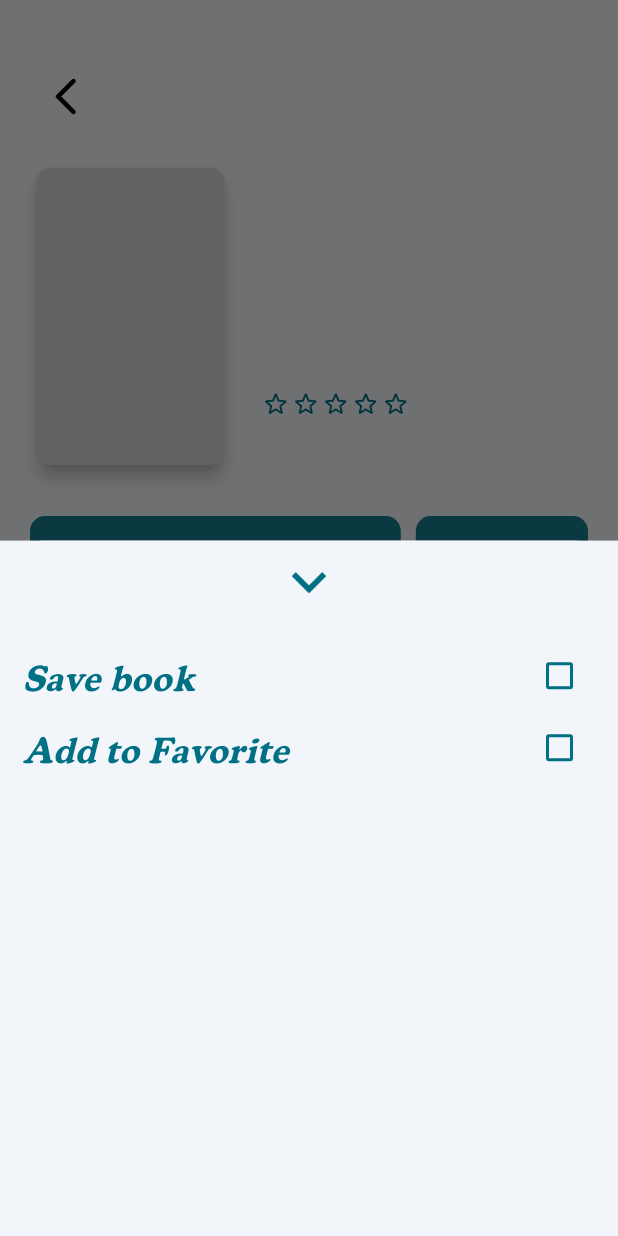
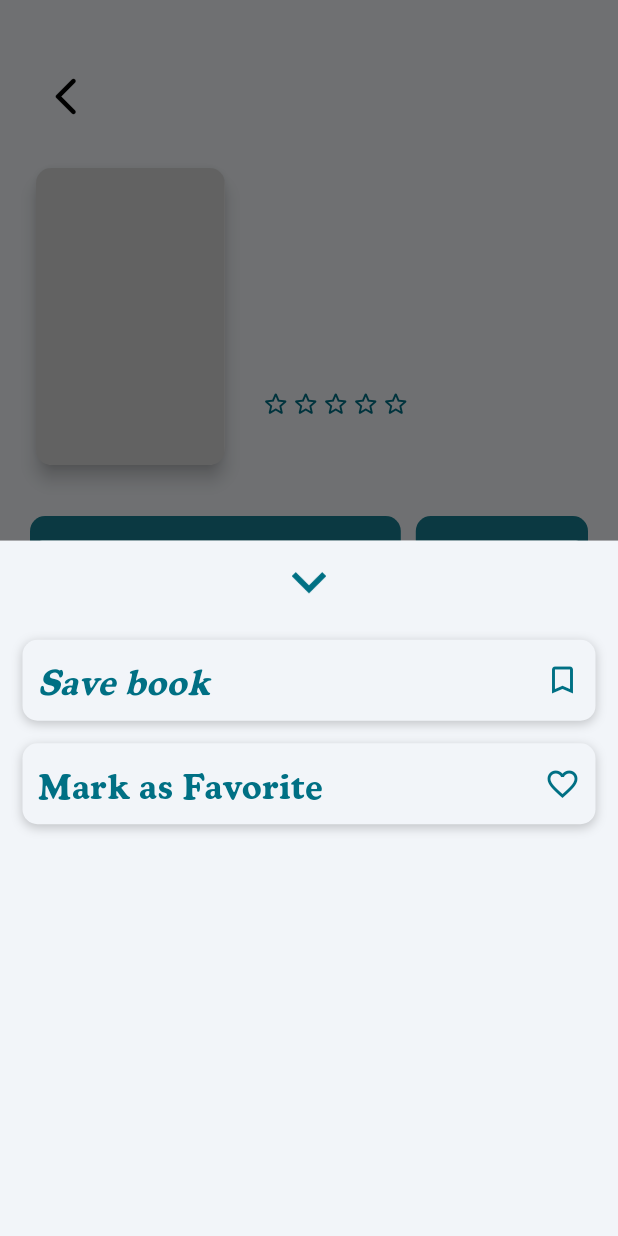
Before and after one commit to fat7i-alghareeb/book_store_app, a Flutter app: the DetailsScreen screen opened directly with empty values, after a tap on the "format list bulleted add" icon, on a phone screen of 412 x 824 dp. Run offline on Flutter 3.47's test engine with Material 3 defaults, Android fonts, the phone set to English and light mode, and no system bars; drawn by our look-alikes of cached_network_image, flutter_rating_bar; our stand-ins replace bloc, card_swiper, dartz, dio, flutter_bloc, font_awesome_flutter and 3 more; accounts and stored records are empty; network calls fail.

Commit message:
enhance the adding books ui

```diff
--- a/lib/Core/shared/widgets/books_list_view.dart
+++ b/lib/Core/shared/widgets/books_list_view.dart
@@ -1,3 +1,4 @@
+import 'package:book_app/Core/utils/functions/details_navigator.dart';
 import 'package:flutter/material.dart';
 
 import '../../domain/entities/book_entity.dart';
@@ -20,8 +21,13 @@ class BooksListViewWidget extends StatelessWidget {
         itemBuilder: (BuildContext context, int index) {
           return Padding(
             padding: const EdgeInsets.all(8.0),
-            child: CustomBookImage(
-              image: books[index].image!,
+            child: GestureDetector(
+              onTap: () {
+                navigateToDetails(context, books[index]);
+              },
+              child: CustomBookImage(
+                image: books[index].image!,
+              ),
             ),
           );
         },
--- a/lib/Core/themes.dart
+++ b/lib/Core/themes.dart
@@ -3,7 +3,7 @@ import 'package:flutter/material.dart';
 ///////////////////////////////////////////////////////////////////
 const lightMainColor = Color(0xFFF2F5F9);
 const lightSecondaryColor = Color(0xFF007084);
-const lightThirdlyColor = Color.fromARGB(255, 237, 237, 237);
+const lightThirdlyColor = Color.fromARGB(255, 0, 0, 0);
 ///////////////////////////////////////////////////////////////////
 const darkMainColor = Color(0xFF0F0F0F);
 const darkSecondaryColor = Color(0xFFF2F2F2);
--- a/lib/Core/utils/functions/check_cache.dart
+++ b/lib/Core/utils/functions/check_cache.dart
@@ -11,7 +11,7 @@ void checkCache() async {
     int savedTimestamp = box.getAt(0)!;
     var savedTime = DateTime.fromMillisecondsSinceEpoch(savedTimestamp);
     var currentTime = DateTime.now();
-    var difference = currentTime.difference(savedTime).inMinutes;
+    var difference = currentTime.difference(savedTime).inHours;
     if (difference >= 15) {
       Hive.box<BookEntity>(Constants.kFeaturedBox).clear();
       Hive.box<BookEntity>(Constants.kNewestBox).clear();
--- a/lib/Features/details/presentation/views/widgets/book_option_widget.dart
+++ b/lib/Features/details/presentation/views/widgets/book_option_widget.dart
@@ -5,6 +5,7 @@ import 'package:flutter/material.dart';
 import 'package:flutter/services.dart';
 import 'package:flutter_bloc/flutter_bloc.dart';
 import '../../../../../Core/utils/text_styles.dart';
+import 'bottom_sheet_body.dart';
 
 class BookOptionWidget extends StatelessWidget {
   const BookOptionWidget({
@@ -101,99 +102,3 @@ class BookOptionWidget extends StatelessWidget {
     );
   }
 }
-
-class BottomSheetBody extends StatefulWidget {
-  const BottomSheetBody({
-    super.key,
-    required this.book,
-  });
-  final BookEntity book;
-  @override
-  State<BottomSheetBody> createState() => _BottomSheetBodyState();
-}
-
-class _BottomSheetBodyState extends State<BottomSheetBody> {
-  late bool isSaved;
-  late bool isFavorite;
-  @override
-  void initState() {
-    isSaved = BlocProvider.of<AddBooksCubit>(context)
-        .checkIfExists(widget.book, Constants.kSavedBookBox);
-    isFavorite = BlocProvider.of<AddBooksCubit>(context)
-        .checkIfExists(widget.book, Constants.kFavoriteBooksBox);
-    super.initState();
-  }
-
-  @override
-  Widget build(BuildContext context) {
-    return Padding(
-      padding: const EdgeInsets.symmetric(vertical: 10.0, horizontal: 15),
-      child: Column(
-        children: [
-          Row(
-            mainAxisAlignment: MainAxisAlignment.spaceBetween,
-            children: [
-              Text(
-                "Save book",
-                style: Styles.textStyle24.copyWith(
-                  fontStyle: FontStyle.italic,
-                  color: Theme.of(context).colorScheme.secondary,
-                ),
-              ),
-              Checkbox(
-                side: BorderSide(
-                  color: Theme.of(context).colorScheme.secondary,
-                  width: 2,
-                ),
-                value: isSaved,
-                onChanged: (value) {
-                  if (isSaved) {
-                    BlocProvider.of<AddBooksCubit>(context)
-                        .removeFromSaved(widget.book);
-                  } else {
-                    BlocProvider.of<AddBooksCubit>(context)
-                        .addToSaved(widget.book);
-                  }
-                  setState(() {
-                    isSaved = value!;
-                  });
-                },
-              ),
-            ],
-          ),
-          Row(
-            mainAxisAlignment: MainAxisAlignment.spaceBetween,
-            children: [
-              Text(
-                "Add to Favorite",
-                style: Styles.textStyle24.copyWith(
-                  fontStyle: FontStyle.italic,
-                  color: Theme.of(context).colorScheme.secondary,
-                ),
-              ),
-              Checkbox(
-                side: BorderSide(
-                  color: Theme.of(context).colorScheme.secondary,
-                  width: 2,
-                ),
-                value: isFavorite,
-                onChanged: (value) {
-                  if (isFavorite) {
-                    BlocProvider.of<AddBooksCubit>(context)
-                        .removeFromFavorite(widget.book);
-                  } else {
-                    BlocProvider.of<AddBooksCubit>(context)
-                        .addToFavorite(widget.book);
-                  }
-                  setState(() {
-                    isFavorite = value!;
-                  });
-                },
-              ),
-            ],
-          ),
-        ],
-      ),
-    );
-  }
-}
--- /dev/null
+++ b/lib/Features/details/presentation/views/widgets/bottom_sheet_body.dart
@@ -0,0 +1,152 @@
+import 'package:flutter/material.dart';
+import 'package:flutter_bloc/flutter_bloc.dart';
+
+import '../../../../../Core/domain/entities/book_entity.dart';
+import '../../../../../Core/utils/text_styles.dart';
+import '../../../../../constants.dart';
+import '../../manger/cubit/add_books_cubit.dart';
+
+class BottomSheetBody extends StatefulWidget {
+  const BottomSheetBody({
+    super.key,
+    required this.book,
+  });
+  final BookEntity book;
+  @override
+  State<BottomSheetBody> createState() => _BottomSheetBodyState();
+}
+
+class _BottomSheetBodyState extends State<BottomSheetBody> {
+  late bool isSaved;
+  late bool isFavorite;
+
+  @override
+  void initState() {
+    super.initState();
+    isSaved = BlocProvider.of<AddBooksCubit>(context)
+        .checkIfExists(widget.book, Constants.kSavedBookBox);
+    isFavorite = BlocProvider.of<AddBooksCubit>(context)
+        .checkIfExists(widget.book, Constants.kFavoriteBooksBox);
+  }
+
+  @override
+  Widget build(BuildContext context) {
+    return Padding(
+      padding: const EdgeInsets.symmetric(vertical: 10.0, horizontal: 15),
+      child: Column(
+        children: [
+          GestureDetector(
+            onTap: () {
+              setState(() {
+                if (isSaved) {
+                  BlocProvider.of<AddBooksCubit>(context)
+                      .removeFromSaved(widget.book);
+                } else {
+                  BlocProvider.of<AddBooksCubit>(context)
+                      .addToSaved(widget.book);
+                }
+                isSaved = !isSaved;
+              });
+            },
+            child: AnimatedContainer(
+              duration: const Duration(milliseconds: 300),
+              curve: Curves.easeInOut,
+              padding: const EdgeInsets.symmetric(vertical: 10),
+              decoration: BoxDecoration(
+                color: isSaved
+                    ? Theme.of(context).colorScheme.secondary
+                    : Theme.of(context).colorScheme.primary,
+                borderRadius: BorderRadius.circular(Constants.kBorderRadius),
+                boxShadow: [
+                  BoxShadow(
+                    color: Colors.black.withOpacity(0.2),
+                    blurRadius: 5,
+                    offset: const Offset(0, 2),
+                  ),
+                ],
+              ),
+              child: Padding(
+                padding: const EdgeInsets.symmetric(horizontal: 10),
+                child: Row(
+                  mainAxisAlignment: MainAxisAlignment.spaceBetween,
+                  children: [
+                    Text(
+                      "Save book",
+                      style: Styles.textStyle24.copyWith(
+                        fontStyle: FontStyle.italic,
+                        color: isSaved
+                            ? Theme.of(context).colorScheme.primary
+                            : Theme.of(context).colorScheme.secondary,
+                      ),
+                    ),
+                    Icon(
+                      isSaved ? Icons.bookmark : Icons.bookmark_border,
+                      color: isSaved
+                          ? Theme.of(context).colorScheme.primary
+                          : Theme.of(context).colorScheme.secondary,
+                    ),
+                  ],
+                ),
+              ),
+            ),
+          ),
+          const SizedBox(height: 15),
+          GestureDetector(
+            onTap: () {
+              setState(() {
+                if (isFavorite) {
+                  BlocProvider.of<AddBooksCubit>(context)
+                      .removeFromFavorite(widget.book);
+                } else {
+                  BlocProvider.of<AddBooksCubit>(context)
+                      .addToFavorite(widget.book);
+                }
+                isFavorite = !isFavorite;
+              });
+            },
+            child: AnimatedContainer(
+              duration: const Duration(milliseconds: 300),
+              curve: Curves.easeInOut,
+              padding: const EdgeInsets.symmetric(vertical: 10),
+              decoration: BoxDecoration(
+                color: isFavorite
+                    ? Colors.red[800]
+                    : Theme.of(context).colorScheme.primary,
+                borderRadius: BorderRadius.circular(Constants.kBorderRadius),
+                boxShadow: [
+                  BoxShadow(
+                    color: Colors.black.withOpacity(0.2),
+                    blurRadius: 5,
+                    offset: const Offset(0, 2),
+                  ),
+                ],
+              ),
+              child: Padding(
+                padding: const EdgeInsets.symmetric(horizontal: 10.0),
+                child: Row(
+                  mainAxisAlignment: MainAxisAlignment.spaceBetween,
+                  children: [
+                    Text(
+                      "Mark as Favorite",
+                      style: Styles.textStyle24.copyWith(
+                        color: isFavorite
+                            ? Theme.of(context).colorScheme.primary
+                            : Theme.of(context).colorScheme.secondary,
+                      ),
+                    ),
+                    Icon(
+                      isFavorite ? Icons.favorite : Icons.favorite_border,
+                      color: isFavorite
+                          ? Theme.of(context).colorScheme.primary
+                          : Theme.of(context).colorScheme.secondary,
+                    ),
+                  ],
+                ),
+              ),
+            ),
+          ),
+        ],
+      ),
+    );
+  }
+}
```
